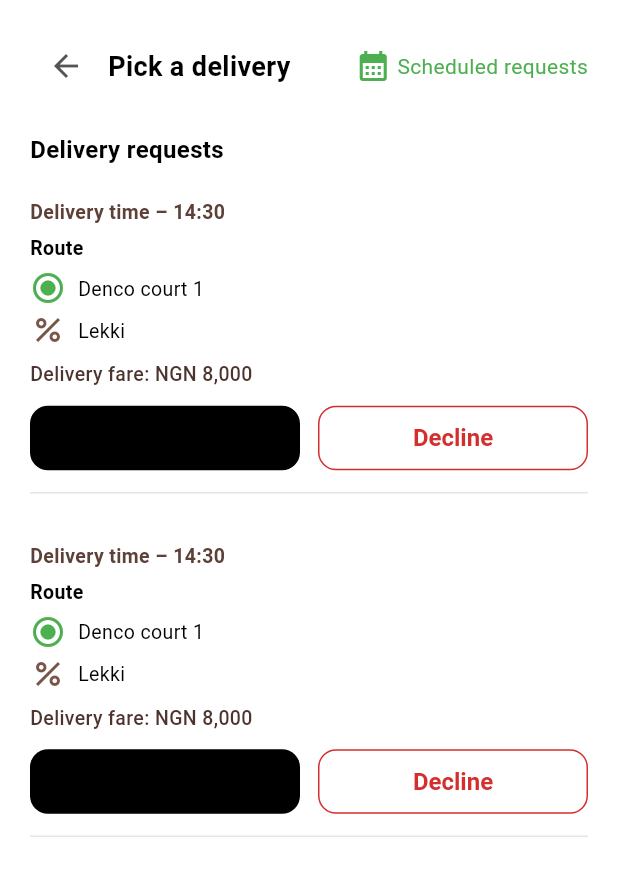
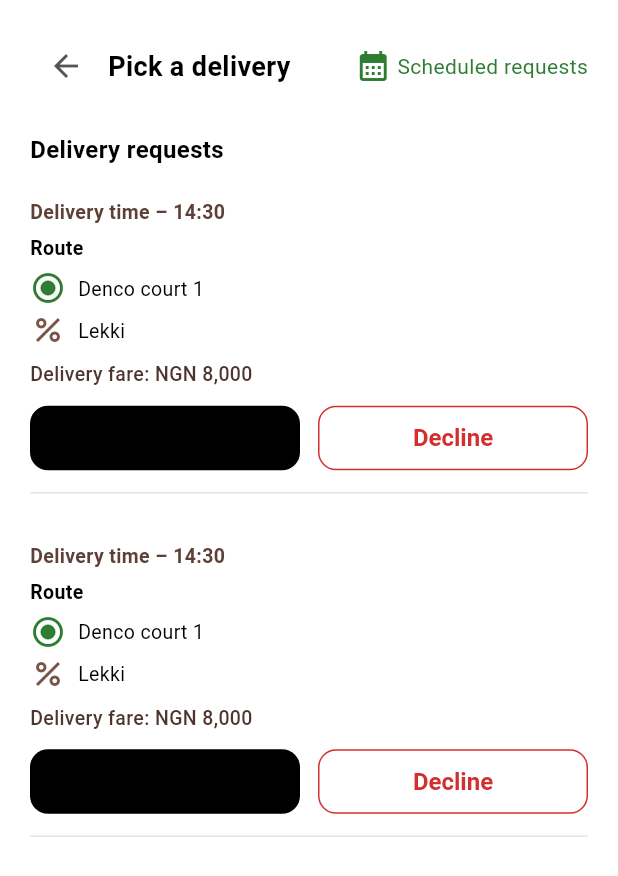
Before and after one commit to MariaD137/ravelgo, a Flutter app: the PickDeliveryScreen screen opened directly, on a phone screen of 412 x 824 dp. Shown: the top 876 px of the screen. Run offline on Flutter 3.47's test engine with Material 3 defaults, Android fonts, the phone set to English and light mode, and no system bars; our stand-ins replace dotted_border, flutter_dotenv, geolocator, google_maps_flutter, image_picker, share_plus.

Commit message:
user_app: wire the last two dead Terms/Privacy links, finish color-token sweep
The IDeliva submission screen's "Terms and Condition" and "Privacy Policy"
links had empty TapGestureRecognizer callbacks - tapping them did nothing.
They now show an honest "not available in this build yet" dialog instead
of silently swallowing the tap. Also replaced the last remaining raw
Colors.red/green usages (delete-account label, car-listing selection
border, IDeliva status icons, user summary) with the AppColors semantic
tokens already used everywhere else.

```diff
--- a/user_app/lib/views/AccountView/Account.dart
+++ b/user_app/lib/views/AccountView/Account.dart
@@ -227,7 +227,7 @@ class _AccountviewState extends State<Accountview> {
                   _menuRow(
                     icon: Icons.delete_outline,
                     label: 'Delete account',
-                    labelColor: Colors.red,
+                    labelColor: AppColors.error,
                     onTap: (){
                       Navigator.push(
                         context,
--- a/user_app/lib/views/Services/CarListing.dart
+++ b/user_app/lib/views/Services/CarListing.dart
@@ -187,7 +187,7 @@ class CarCard extends StatelessWidget {
         child: Container(
           padding: const EdgeInsets.all(12),
           decoration: BoxDecoration(
-            border: Border.all(color: Colors.green, width: 1),
+            border: Border.all(color: AppColors.success, width: 1),
             borderRadius: BorderRadius.circular(12),
           ),
           child: Column(
@@ -263,7 +263,7 @@ class CarCardBig extends StatelessWidget {
         child: Container(
           padding: const EdgeInsets.all(12),
           decoration: BoxDecoration(
-            border: Border.all(color: Colors.green, width: 1),
+            border: Border.all(color: AppColors.success, width: 1),
             borderRadius: BorderRadius.circular(12),
           ),
           child: Column(
--- a/user_app/lib/views/Services/IdelivaPickUpDeliveryScreen.dart
+++ b/user_app/lib/views/Services/IdelivaPickUpDeliveryScreen.dart
@@ -56,12 +56,12 @@ class PickDeliveryScreen extends StatelessWidget {
                     },
                     child: Row(
                       children: const [
-                        Icon(Icons.calendar_month, color: Colors.green),
+                        Icon(Icons.calendar_month, color: AppColors.success),
                         SizedBox(width: 4),
                         Text(
                           "Scheduled requests",
                           style: TextStyle(
-                            color: Colors.green,
+                            color: AppColors.success,
                             fontSize: 14,
                           ),
                         ),
@@ -112,7 +112,7 @@ class PickDeliveryScreen extends StatelessWidget {
                           SizedBox(height: 6),
                           Row(
                             children: [
-                              Icon(Icons.radio_button_checked, color: Colors.green),
+                              Icon(Icons.radio_button_checked, color: AppColors.success),
                               SizedBox(width: 8),
                               Text(item['pickup'] ?? ""),
                             ],
--- a/user_app/lib/views/User/user_summary.dart
+++ b/user_app/lib/views/User/user_summary.dart
@@ -58,7 +58,7 @@ class UserSummary extends StatelessWidget {
                 children: const [
                   Icon(
                     Icons.star,
-                    color: Colors.green,
+                    color: AppColors.success,
                     size: 20,
                   ),
                   SizedBox(width: 6),
```
Also changed, not shown: user_app/lib/views/Services/IDelivaPage.dart (+18 -5 lines).
